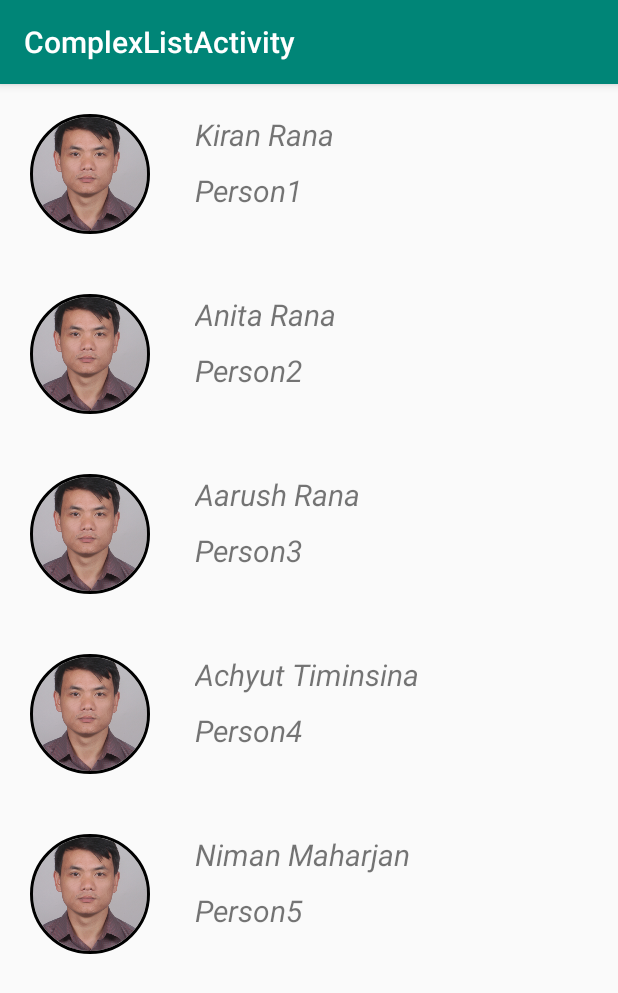
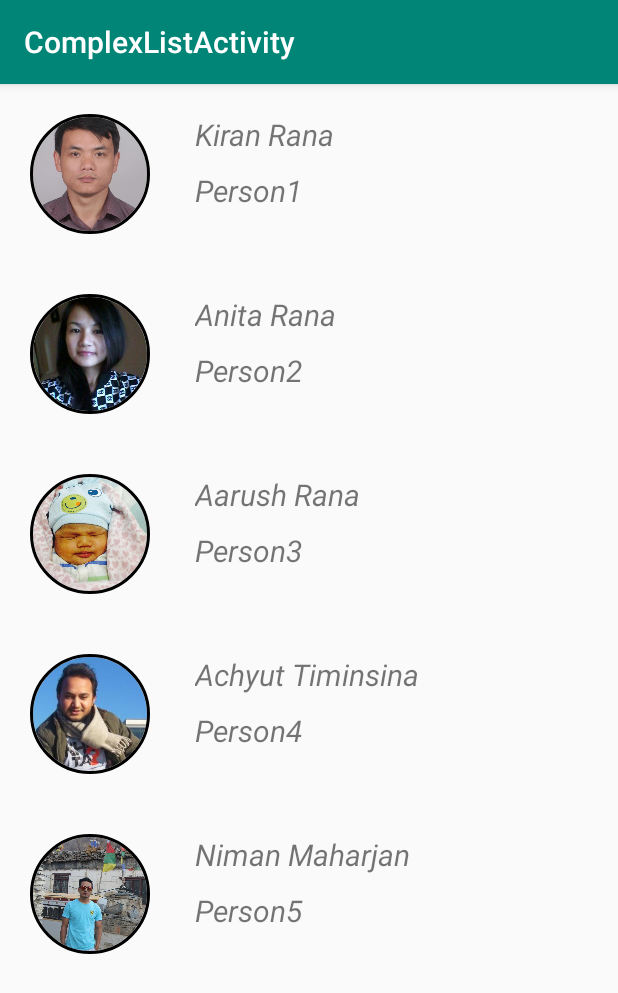
Before and after one commit to kiranrana8973/RecyclerViewListView, an Android app: the screen it shows after launch (ComplexListActivity), on a phone screen of 412 x 824 dp. Shown: the top 993 px of the screen. Run offline under Robolectric (Android 15) with nearby library versions, the phone set to English and light mode, and no system bars; our stand-ins replace CircleImageView.

Commit message:
RecyclerView with image

```diff
--- a/app/src/main/java/Adapter/RecyclerViewAdapter.java
+++ b/app/src/main/java/Adapter/RecyclerViewAdapter.java
@@ -43,7 +43,7 @@ public class RecyclerViewAdapter extends RecyclerView.Adapter<RecyclerViewAdapte
         //viewHolder.image.setImageResource();
         viewHolder.Fullname.setText(contact.getName());
         viewHolder.Details.setText(contact.getDetail());
-
+        viewHolder.image.setImageResource(contact.getPhoto());
     }
 
     @Override
--- a/app/src/main/java/com/example/kiran/recyclerviewlistview/ComplexListActivity.java
+++ b/app/src/main/java/com/example/kiran/recyclerviewlistview/ComplexListActivity.java
@@ -27,15 +27,13 @@ public class ComplexListActivity extends AppCompatActivity {
         Toolbar toolbar = (Toolbar) findViewById(R.id.toolbar);
         setSupportActionBar(toolbar);
 
+        List<Contacts> contacts = new ArrayList<>();
 
-        final List<Contacts> contacts = new ArrayList<>();
-
-        contacts.add(new Contacts("Kiran Rana","Person1",1));
-        contacts.add(new Contacts("Anita Rana","Person2",1));
-        contacts.add(new Contacts("Aarush Rana","Person3",2));
-        contacts.add(new Contacts("Achyut Timinsina","Person4",3));
-        contacts.add(new Contacts("Niman Maharjan","Person5",4));
-
+        contacts.add(new Contacts("Kiran Rana","Person1",R.drawable.kiran));
+        contacts.add(new Contacts("Anita Rana","Person2",R.drawable.anita));
+        contacts.add(new Contacts("Aarush Rana","Person3",R.drawable.aarush));
+        contacts.add(new Contacts("Achyut Timinsina","Person4",R.drawable.achyut));
+        contacts.add(new Contacts("Niman Maharjan","Person5",R.drawable.niman));
 
         RecyclerView recyclerView = findViewById(R.id.recycler_view);
         RecyclerViewAdapter adapter = new RecyclerViewAdapter(this,contacts);
--- a/app/src/main/res/layout/content_complex_list.xml
+++ b/app/src/main/res/layout/content_complex_list.xml
@@ -9,12 +9,12 @@
     tools:context=".ComplexListActivity"
     tools:showIn="@layout/activity_complex_list">
 
-
     <android.support.v7.widget.RecyclerView
         android:layout_width="match_parent"
         android:layout_height="match_parent"
         android:id="@+id/recycler_view"
         >
+
     </android.support.v7.widget.RecyclerView>
 
 </LinearLayout>
```
